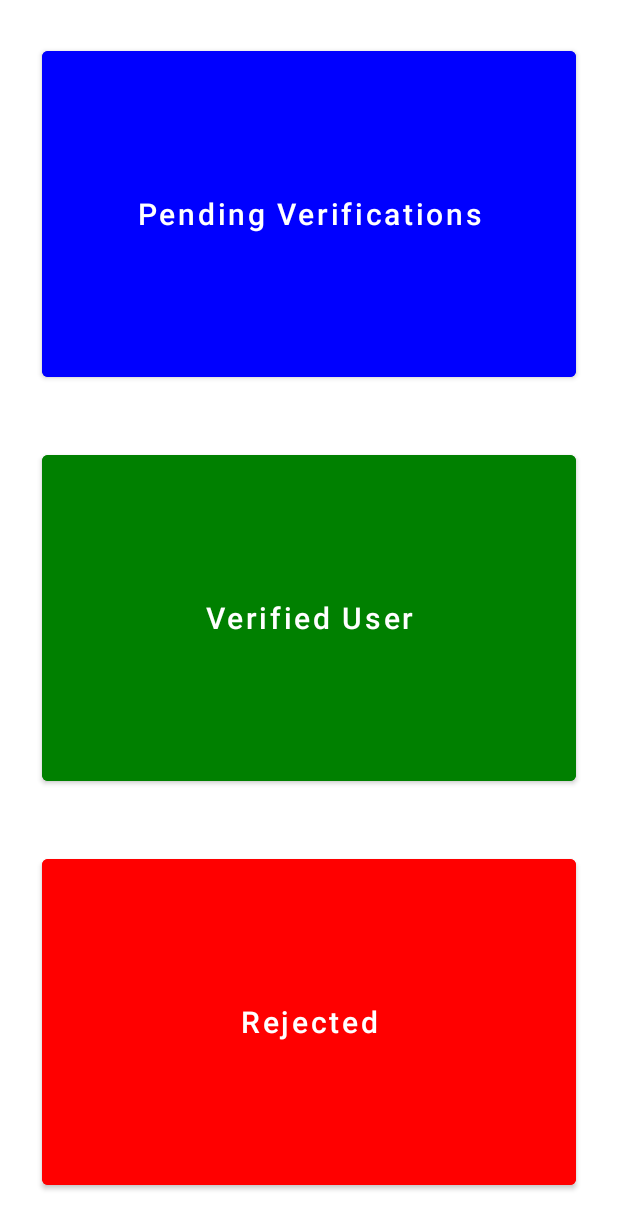
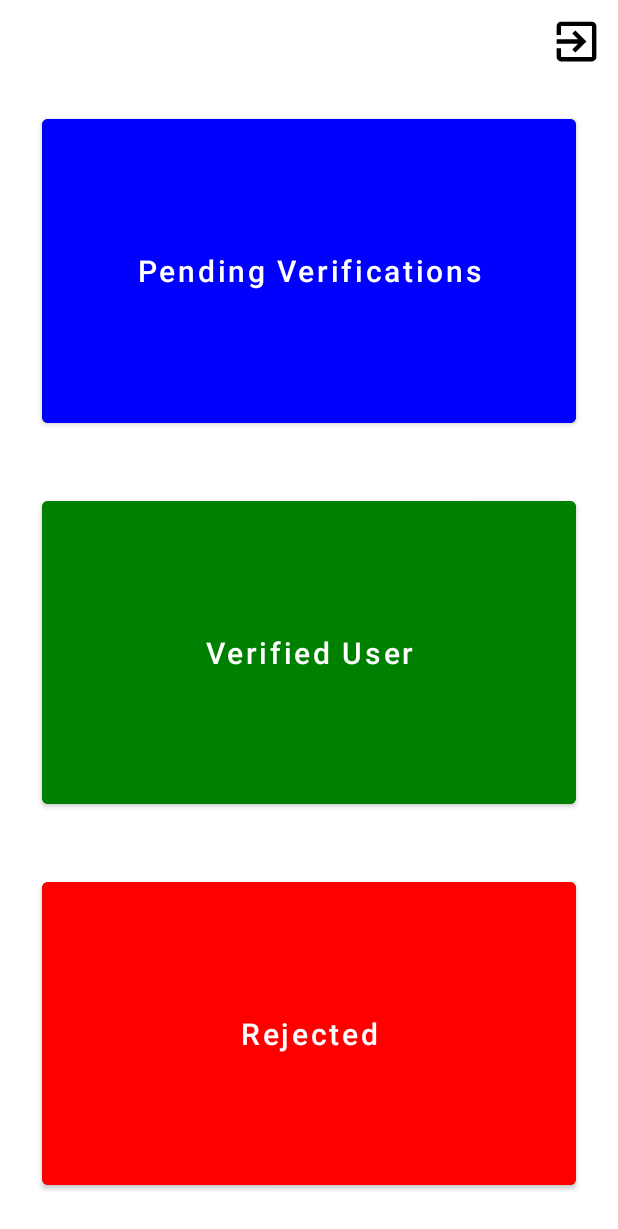
Before and after one commit to Liakot-ali/Bachelor-Hub, an Android app: the AdminHomeActivity screen opened directly, with no data from a screen before it, on a phone screen of 412 x 824 dp. Shown: the top 1229 px of the screen. Run offline under Robolectric (Android 15) with nearby library versions, the phone set to English and light mode, and no system bars; our stand-ins replace Firebase (no records; nobody signed in at launch, a user with empty details on screens opened directly).

Commit message:
Adding logout button in admin panel and fixing pending verification bug

```diff
--- a/app/src/main/java/com/bachelorhub/bytecode/Fragments/ProfileFragment.java
+++ b/app/src/main/java/com/bachelorhub/bytecode/Fragments/ProfileFragment.java
@@ -74,6 +74,12 @@ public class ProfileFragment extends Fragment {
         settings = view.findViewById(R.id.profileSettings);
         logout = view.findViewById(R.id.profileLogOut);
 
+        verifiedIcon.setOnClickListener(new View.OnClickListener() {
+            @Override
+            public void onClick(View v) {
+                Toast.makeText(getContext(), "Verified", Toast.LENGTH_SHORT).show();
+            }
+        });
         userName.setOnClickListener(new View.OnClickListener() {
             @Override
             public void onClick(View v) {
--- a/app/src/main/res/layout/activity_admin_home.xml
+++ b/app/src/main/res/layout/activity_admin_home.xml
@@ -31,6 +31,22 @@
 <!--        </androidx.appcompat.widget.Toolbar>-->
 
 <!--    </com.google.android.material.appbar.AppBarLayout>-->
+
+    <LinearLayout
+        android:layout_width="match_parent"
+        android:layout_height="wrap_content"
+        android:gravity="right"
+        android:layout_marginTop="@dimen/lay_pad"
+        android:layout_marginRight="@dimen/lay_pad"
+        android:orientation="vertical">
+
+        <ImageView
+            android:id="@+id/adminHomeLogout"
+            android:layout_width="@dimen/medium_icon"
+            android:layout_height="@dimen/medium_icon"
+            android:background="@drawable/button_ripple_effect"
+            app:srcCompat="@drawable/ic_logout" />
+    </LinearLayout>
 
     <LinearLayout
         android:layout_margin="8dp"
--- a/app/src/main/res/layout/activity_verification.xml
+++ b/app/src/main/res/layout/activity_verification.xml
@@ -204,7 +204,7 @@
             <LinearLayout
                 android:layout_width="match_parent"
                 android:layout_height="wrap_content"
-                android:layout_marginBottom="@dimen/lay_pad"
+                android:paddingBottom="20sp"
                 android:gravity="center"
                 android:orientation="horizontal">
 
--- a/app/src/main/res/layout/fragment_profile.xml
+++ b/app/src/main/res/layout/fragment_profile.xml
@@ -72,7 +72,9 @@
                     android:layout_height="@dimen/small_icon"
                     android:layout_marginLeft="@dimen/inner_pad"
                     android:src="@drawable/ic_verified"
-                    android:visibility="gone" />
+                    android:background="@drawable/button_ripple_effect"
+                    android:visibility="gone"
+                    />
 
                 <de.hdodenhof.circleimageview.CircleImageView
                     android:id="@+id/proDetailsPicture"
```
Also changed, not shown: app/src/main/java/com/bachelorhub/bytecode/Activity/VerificationActivity.java (+8 -0 lines), app/src/main/java/com/bachelorhub/bytecode/Adapter/VerifyUserAdapter.java (+23 -4 lines), app/src/main/java/com/bachelorhub/bytecode/Admin/AdminHomeActivity.java (+29 -19 lines).
